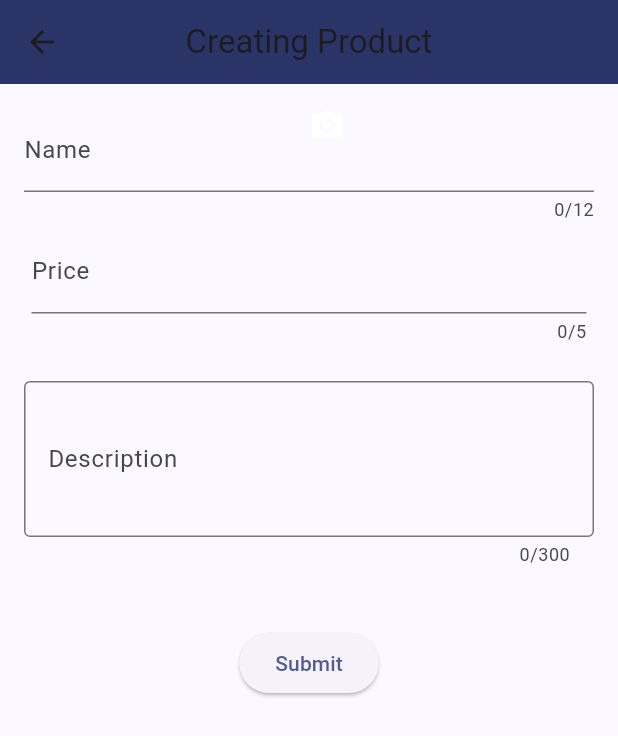
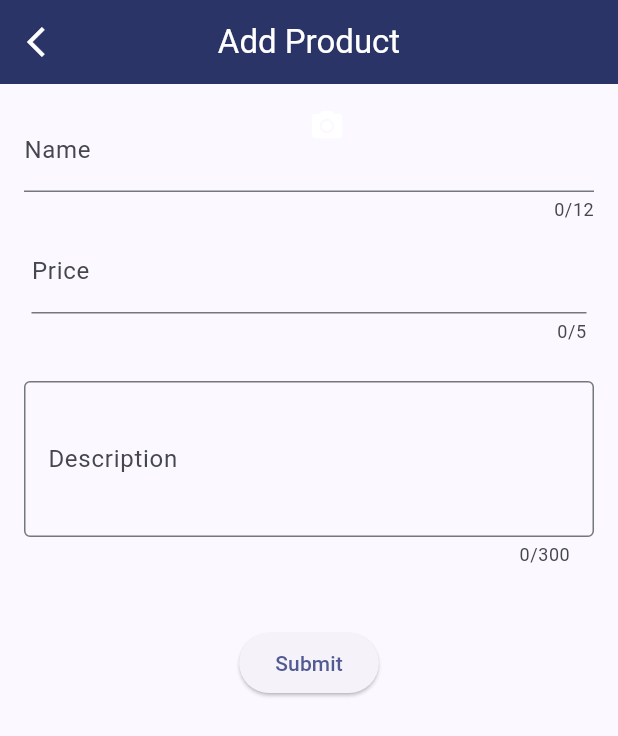
Before and after one commit to bhumika-kalaru/shop, a Flutter app: the AddProduct screen opened directly with empty values, on a phone screen of 412 x 824 dp. Shown: the top 736 px of the screen. Run offline on Flutter 3.47's test engine with Material 3 defaults, Android fonts, the phone set to English and light mode, and no system bars; our stand-ins replace cloud_firestore, file_picker, firebase_auth, firebase_core, firebase_storage, flutter_bloc and 3 more; missing offline and left inert: dart:ffi, email_otp; accounts and stored records are empty.

Commit message:
Everythings working

```diff
--- a/lib/cubit/addProduct.dart
+++ b/lib/cubit/addProduct.dart
@@ -17,6 +17,7 @@ class AddProduct extends StatefulWidget {
 }
 
 class _AddProductState extends State<AddProduct> {
+  bool addingProduct = false;
   PlatformFile? pickedFile;
   UploadTask? uploadTask;
   String ImageDownloadUrl = '';
@@ -83,10 +84,25 @@ class _AddProductState extends State<AddProduct> {
     return Scaffold(
       appBar: AppBar(
         backgroundColor: maincolour,
-        title: const Text('Creating Product'),
         centerTitle: true,
+        title: Text(
+          "Add Product",
+          style: TextStyle(color: white),
         ),
-      body: SingleChildScrollView(
+        leading: Container(
+          margin: EdgeInsets.only(left: 4),
+          child: IconButton(
+              onPressed: () {
+                Navigator.pop(context);
+              },
+              icon: Icon(
+                Icons.arrow_back_ios,
+                color: white,
+              )),
+        ),
+      ),
+      body: (!addingProduct)
+          ? SingleChildScrollView(
               child: Padding(
                 padding: const EdgeInsets.all(16.0),
                 child: Column(
@@ -99,8 +115,8 @@ class _AddProductState extends State<AddProduct> {
                                 width: 6 * widget.w / 7,
                                 height: widget.h / 3,
                                 color: Colors.grey,
-                          child:
-                              const Icon(Icons.camera_alt, color: Colors.white),
+                                child: const Icon(Icons.camera_alt,
+                                    color: Colors.white),
                               )
                             : Image.file(
                                 File(pickedFile!.path!),
@@ -146,10 +162,14 @@ class _AddProductState extends State<AddProduct> {
                       alignment: Alignment.bottomCenter,
                       child: ElevatedButton(
                         onPressed: () async {
+                          setState(() {
+                            addingProduct = true;
+                          });
                           print("142");
                           // Access the entered data
                           final String name = _nameController.text;
-                    final String description = _descriptionController.text;
+                          final String description =
+                              _descriptionController.text;
                           final String price = _priceController.text;
                           final String quantity = _quantityController.text;
                           try {
@@ -162,10 +182,7 @@ class _AddProductState extends State<AddProduct> {
                             print("bef upl");
                             // Upload image
                             final imageUrl = await uploadFile(file, fileName);
-                      ScaffoldMessenger.of(context).showSnackBar(SnackBar(
-                        content: Text("just uploaded file"),
-                        backgroundColor: Colors.red,
-                      ));
+
                             print("bef creating");
                             if (imageUrl.isNotEmpty &&
                                 price.isNotEmpty &&
@@ -182,19 +199,29 @@ class _AddProductState extends State<AddProduct> {
 
                               ScaffoldMessenger.of(context).showSnackBar(
                                 const SnackBar(
-                              content: Text("Product created successfully")),
+                                    content:
+                                        Text("Product created successfully")),
                               );
+
+                              setState(() {
+                                addingProduct = false;
+                              });
                               Navigator.pop(context);
                             } else {
+                              setState(() {
+                                addingProduct = false;
+                              });
                               ScaffoldMessenger.of(context).showSnackBar(
                                 const SnackBar(
-                              content: Text("All the fields are required")),
+                                    content:
+                                        Text("All the fields are required")),
                               );
                             }
                           } catch (e) {
                             print("Error: $e");
                             ScaffoldMessenger.of(context).showSnackBar(
-                        const SnackBar(content: Text("An error occurred")),
+                              const SnackBar(
+                                  content: Text("An error occurred")),
                             );
                           }
                         },
@@ -204,6 +231,12 @@ class _AddProductState extends State<AddProduct> {
                   ],
                 ),
               ),
+            )
+          : Container(
+              color: Colors.black.withOpacity(0.5),
+              child: Center(
+                child: CircularProgressIndicator(),
+              ),
             ),
     );
   }
```
Also changed, not shown: lib/Login/signUp.dart (+14 -1 lines), lib/cubit/Cart.dart (+25 -4 lines), lib/cubit/product_page.dart (+12 -7 lines), lib/cubit/viewProduct.dart (+6 -5 lines), lib/cubit/wishlistPage.dart (+27 -9 lines), 5 other files. Lines whose indentation alone changed are shown as unchanged.
